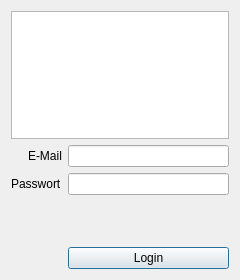
The window that login.ui (Tandaradei/haushalt) describes before a commit, drawn with Qt 5.
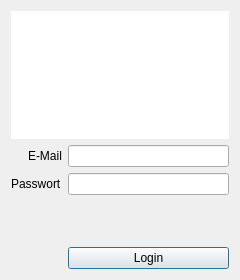
The same window after the commit. Icons and pictures are not drawn.

Commit message: Added image to login window

```diff
--- a/login.ui
+++ b/login.ui
@@ -28,9 +28,27 @@
   <layout class="QVBoxLayout" name="verticalLayout">
    <item>
     <widget class="QGraphicsView" name="graphicsView">
+     <property name="frameShape">
+      <enum>QFrame::NoFrame</enum>
+     </property>
+     <property name="verticalScrollBarPolicy">
+      <enum>Qt::ScrollBarAlwaysOff</enum>
+     </property>
+     <property name="horizontalScrollBarPolicy">
+      <enum>Qt::ScrollBarAlwaysOff</enum>
+     </property>
      <property name="backgroundBrush">
-      <brush brushstyle="Dense4Pattern">
-       <color alpha="255">
+      <brush brushstyle="NoBrush">
+       <color alpha="0">
+        <red>0</red>
+        <green>0</green>
+        <blue>0</blue>
+       </color>
+      </brush>
+     </property>
+     <property name="foregroundBrush">
+      <brush brushstyle="NoBrush">
+       <color alpha="0">
         <red>0</red>
         <green>0</green>
         <blue>0</blue>
```
The commit also changes 3 other files.
